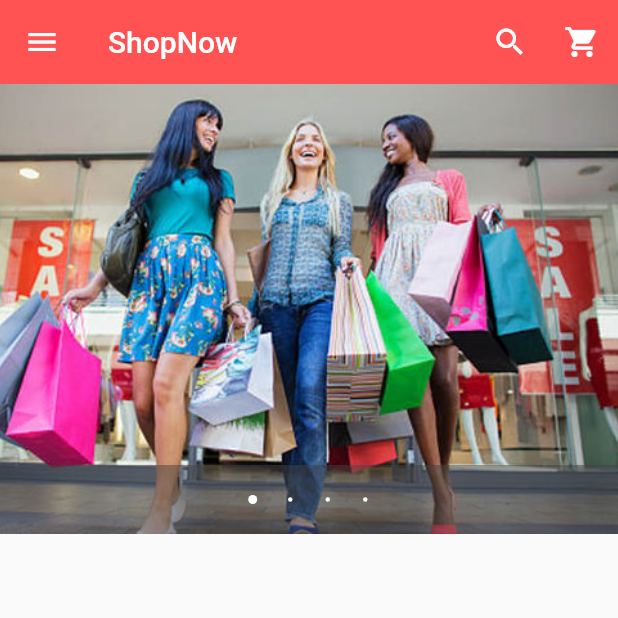
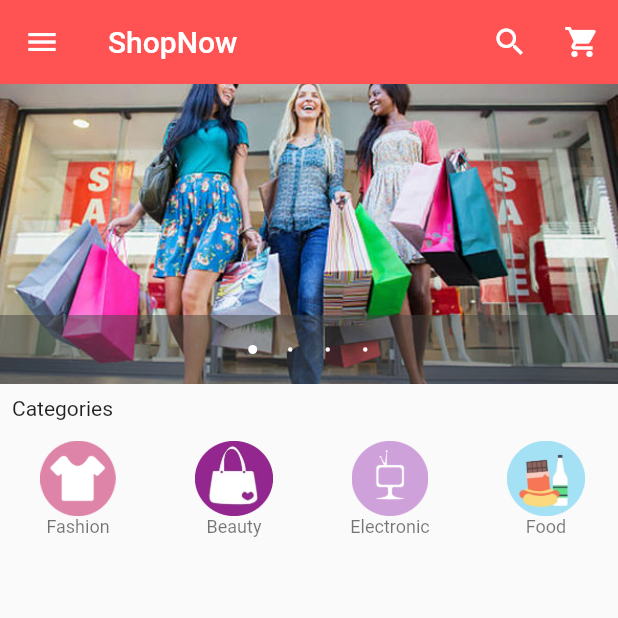
Before and after one commit to hameedhub/shop_now, a Flutter app: the screen it shows after launch, on a phone screen of 412 x 824 dp, the top half of it. Run offline on Flutter 3.47's test engine with Material 2 defaults, Android fonts, the phone set to English and light mode, and no system bars; drawn by our look-alikes of carousel_pro.

Commit message:
categories listview

```diff
--- /dev/null
+++ b/lib/componets/horizontal_list.dart
@@ -0,0 +1,71 @@
+import 'package:flutter/material.dart';
+
+class HorizontalList extends StatelessWidget {
+  @override
+  Widget build(BuildContext context) {
+    return Container(
+      height: 100,
+      child: ListView(
+        scrollDirection: Axis.horizontal,
+        children: <Widget>[
+          Category(
+            image: 'images/fashion.png',
+            caption: 'Fashion',
+          ),
+          Category(
+            image: 'images/beauty.png',
+            caption: 'Beauty',
+          ),
+          Category(
+            image: 'images/electronics.png',
+            caption: 'Electronic',
+          ),
+          Category(
+            image: 'images/food.png',
+            caption: 'Food',
+          ),
+          Category(
+            image: 'images/phone.png',
+            caption: 'Mobile',
+          ),
+          Category(
+            image: 'images/others.png',
+            caption: 'Others',
+          )
+
+
+        ],
+      ),
+    );
+  }
+}
+
+class Category extends StatelessWidget {
+  final String image;
+  final String caption;
+
+  Category({
+    this.image,
+    this.caption
+  });
+
+  @override
+  Widget build(BuildContext context) {
+    return Padding(
+      padding: const EdgeInsets.all(2.0),
+      child: InkWell(
+        onTap: (){},
+        child: Container(
+          width: 100,
+          child: ListTile(
+            title: Image.asset(image,
+            height: 50,
+            width: 70,
+            ),
+            subtitle: Text(caption, textAlign:TextAlign.center, style: TextStyle(fontSize: 12),),
+          ),
+        ),
+      ),
+      );
+  }
+}
--- a/lib/main.dart
+++ b/lib/main.dart
@@ -1,5 +1,6 @@
 import 'package:flutter/material.dart';
 import 'package:carousel_pro/carousel_pro.dart';
+import 'package:shop_now/componets/horizontal_list.dart';
 
 void main() => runApp(Index());
 
@@ -10,7 +11,7 @@ class Index extends StatefulWidget {
 
 class _Index extends State<Index> {
   Widget slider = Container(
-    height: 300,
+    height: 200,
     child: Carousel(
       boxFit: BoxFit.cover,
       images: [
@@ -115,7 +116,13 @@ class _Index extends State<Index> {
       ),
       body: ListView(
         children: <Widget>[
-          slider
+          slider,
+          Padding(
+            padding: const EdgeInsets.all(8.0),
+            child: Text('Categories'),
+          ),
+          HorizontalList(),
+
         ],
       ),
     ));
--- a/pubspec.yaml
+++ b/pubspec.yaml
@@ -48,6 +48,12 @@ flutter:
     - images/c2.jpg
     - images/c3.jpg
     - images/c4.jpg
+    - images/electronics.png
+    - images/fashion.png
+    - images/food.png
+    - images/others.png
+    - images/phone.png
+    - images/beauty.png
   #  - images/a_dot_ham.jpeg
 
   # An image asset can refer to one or more resolution-specific "variants", see
```
Also changed, not shown: graphicstock-abstract-vector-set-of-colorful-flat-shopping-and-commerce-icons-creative-concepts-and-design-elements-for-mobile-and-web-applications_SeQFzTdE9g_SB_PM.jpg (added), images/beauty.png (added), images/category-icon-0 copy.png (added), images/electronics.png (added), images/fashion.png (added), images/food.png (added), images/medical.png (added), images/others.png (added), images/phone.png (added), 1 other file.
